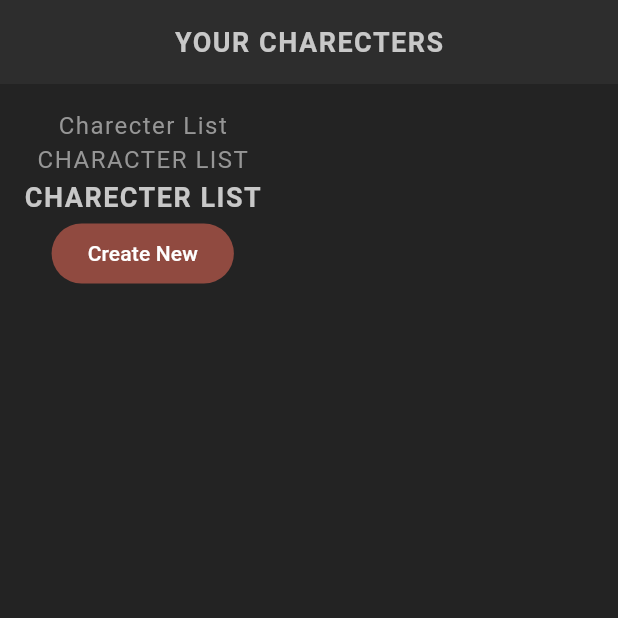
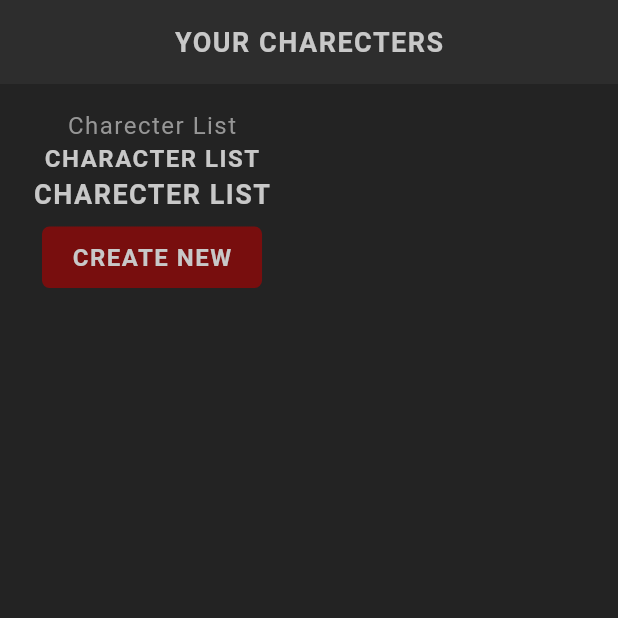
Before and after one commit to msalehabadi/flutter_rpg, a Flutter app: the screen it shows after launch, on a phone screen of 412 x 824 dp, the top half of it. Run offline on Flutter 3.47's test engine with Material 3 defaults, Android fonts, the phone set to English and light mode, and no system bars; our stand-ins replace google_fonts; Roboto replaces fonts that are missing (Kanit).

Commit message:
add styled button for app

```diff
--- /dev/null
+++ b/lib/Shared/styled_button.dart
@@ -0,0 +1,33 @@
+import 'package:flutter/material.dart';
+import 'package:flutter_rpg/theme.dart';
+
+class StyledButton extends StatelessWidget {
+  const StyledButton({
+    super.key,
+    required this.onPressed,
+    required this.child
+    });
+
+  final Function() onPressed;
+  final Widget child;
+
+
+  @override
+  Widget build(BuildContext context) {
+    return TextButton(
+      onPressed: onPressed,
+      child: Container(
+        padding: const EdgeInsets.symmetric(vertical: 10, horizontal: 20),
+        decoration: BoxDecoration(
+          gradient: LinearGradient(
+          colors: [AppColors.primaryAccent, AppColors.primaryAccent],
+          begin: Alignment.topCenter,
+          end: Alignment.bottomCenter
+          ),
+          borderRadius: const BorderRadius.all(Radius.circular(5)),
+        ),
+        child: child,
+      ),
+    );
+  }
+}
--- a/lib/Shared/styled_text.dart
+++ b/lib/Shared/styled_text.dart
@@ -9,7 +9,7 @@ class StyledText extends StatelessWidget {
   @override
   Widget build(BuildContext context) {
     return Text(text, style: GoogleFonts.kanit(
-     textStyle:  Theme.of(context).textTheme.bodyMedium
+    textStyle:  Theme.of(context).textTheme.bodyMedium
     ));
   }
 }
@@ -22,7 +22,7 @@ class StyledHeading extends StatelessWidget {
   @override
   Widget build(BuildContext context) {
     return Text(text.toUpperCase(), style: GoogleFonts.kanit(
-      textStyle:  Theme.of(context).textTheme.bodyMedium
+      textStyle:  Theme.of(context).textTheme.headlineMedium
     ));
   }
 }
--- a/lib/screens/home/home.dart
+++ b/lib/screens/home/home.dart
@@ -1,4 +1,5 @@
 import 'package:flutter/material.dart';
+import 'package:flutter_rpg/Shared/styled_button.dart';
 import 'package:flutter_rpg/Shared/styled_text.dart';
 
 class Home extends StatefulWidget {
@@ -24,9 +25,9 @@ class _HomeState extends State<Home> {
             const StyledHeading('Character List'),
             const StyledTitle('Charecter list'),
 
-            FilledButton(
+            StyledButton(
               onPressed: () {},
-              child: const Text('Create New'),
+              child: const StyledHeading('Create New'),
             )
           ]
         ),
```
